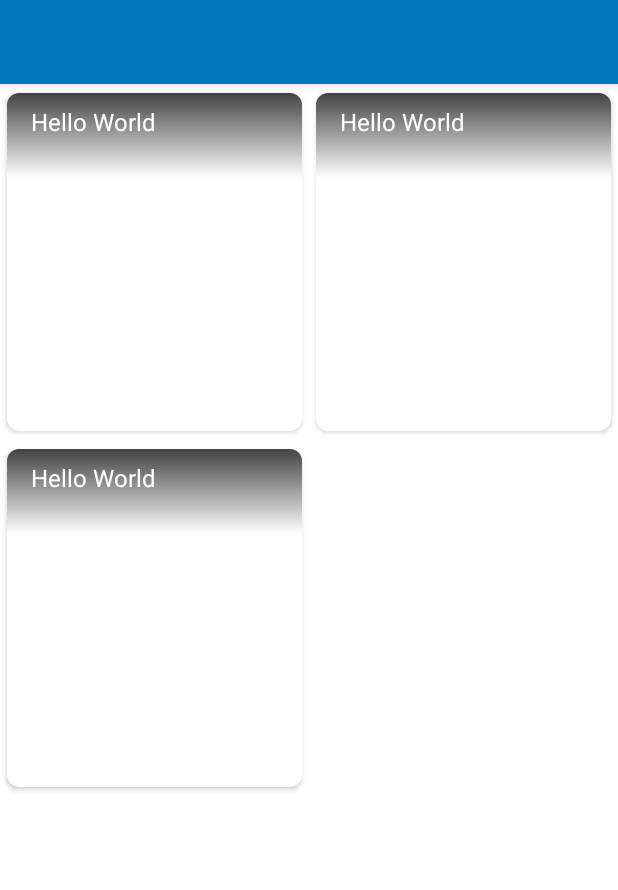
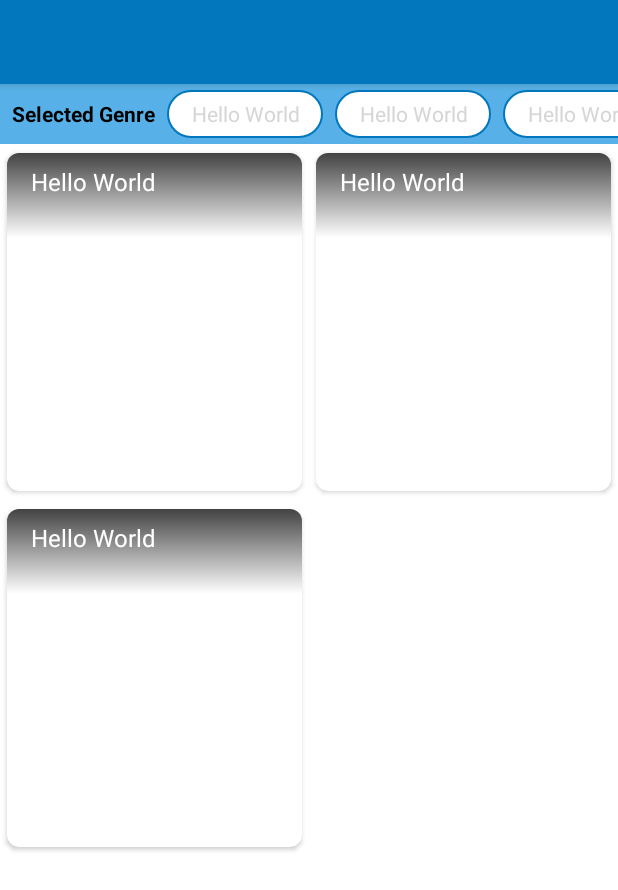
Before and after one commit to ldileh/The-Movie-DB-Android, an Android app: the layout activity_main.xml on its own in the app's theme, with its tools: preview values and no code run, on a phone screen of 412 x 824 dp. Shown: the top 890 px of the screen. Run offline under Robolectric (Android 15) with nearby library versions, the phone set to English and light mode, and no system bars; network calls fail.

Commit message:
changelog: implement view list selected of genre in main view

```diff
--- a/app/src/main/res/layout/activity_main.xml
+++ b/app/src/main/res/layout/activity_main.xml
@@ -32,11 +32,41 @@
             android:id="@+id/container_view"
             android:layout_width="match_parent"
             android:layout_height="match_parent"
+            android:orientation="vertical"
             app:content_view_id="@id/list"
             app:empty_message="No Movie for Now :(">
 
+            <LinearLayout
+                android:id="@+id/view_genre"
+                android:layout_width="match_parent"
+                android:layout_height="wrap_content"
+                android:background="@color/colorPrimarySoft"
+                android:visibility="gone"
+                tools:visibility="visible">
+
+                <TextView
+                    android:layout_width="wrap_content"
+                    android:layout_height="wrap_content"
+                    android:layout_marginStart="8dp"
+                    android:text="@string/text_selected_genre"
+                    android:textSize="14sp"
+                    android:textStyle="bold"
+                    android:layout_gravity="center_vertical"/>
+
+                <androidx.recyclerview.widget.RecyclerView
+                    android:id="@+id/list_genre"
+                    android:layout_width="match_parent"
+                    android:layout_height="wrap_content"
+                    android:layout_marginStart="4dp"
+                    android:orientation="horizontal"
+                    android:clickable="true"
+                    android:focusable="true"
+                    app:layoutManager="androidx.recyclerview.widget.LinearLayoutManager"
+                    tools:listitem="@layout/item_genre_capsule" />
+            </LinearLayout>
+
             <androidx.recyclerview.widget.RecyclerView
-                android:id="@+id/list"
+                android:id="@+id/list_movie"
                 android:layout_width="match_parent"
                 android:layout_height="match_parent"
                 android:orientation="vertical"
--- a/core/src/main/res/layout/view_container.xml
+++ b/core/src/main/res/layout/view_container.xml
@@ -53,7 +53,7 @@
             android:layout_marginStart="16dp"
             android:layout_marginEnd="16dp"
             android:layout_marginBottom="32dp"
-            android:text="Retry"
+            android:text="@string/text_retry"
             app:layout_constraintBottom_toBottomOf="parent"
             app:layout_constraintEnd_toEndOf="parent"
             app:layout_constraintStart_toStartOf="parent" />
@@ -111,7 +111,7 @@
             android:layout_width="wrap_content"
             android:layout_height="wrap_content"
             android:layout_marginTop="16dp"
-            android:text="Empty Data"
+            android:text="@string/text_empty_data"
             android:textSize="16sp" />
     </LinearLayout>
 </androidx.constraintlayout.widget.ConstraintLayout>
```
Also changed, not shown: app/src/main/java/com/themoviedb/test/ui/view/main/MainActivity.kt (+35 -5 lines), app/src/main/java/com/themoviedb/test/ui/view/main/MainViewModel.kt (+5 -3 lines).
